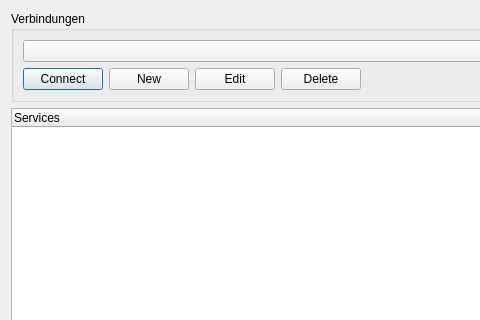
The window that ui_connector.ui (geometalab/ArcGISConnector-QGIS-Plugin) describes before a commit, drawn with Qt 5; both pictures show x 0 to 480 and y 0 to 320 of the 830 by 401 pixel window.
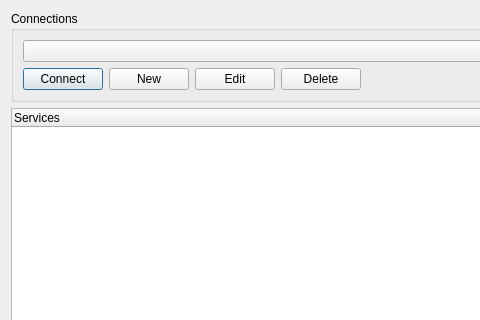
The same window after the commit.

What changed in the file:
```diff
--- a/ui_connector.ui
+++ b/ui_connector.ui
@@ -19,7 +19,7 @@
      <item row="0" column="0">
       <widget class="QGroupBox" name="groupBox">
        <property name="title">
-        <string>Verbindungen</string>
+        <string>Connections</string>
        </property>
        <layout class="QVBoxLayout" name="verticalLayout_2">
         <item>
```
